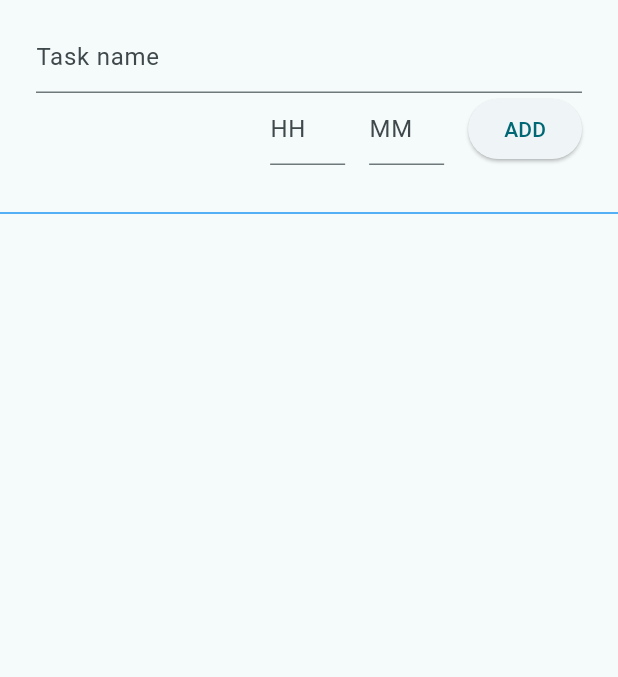
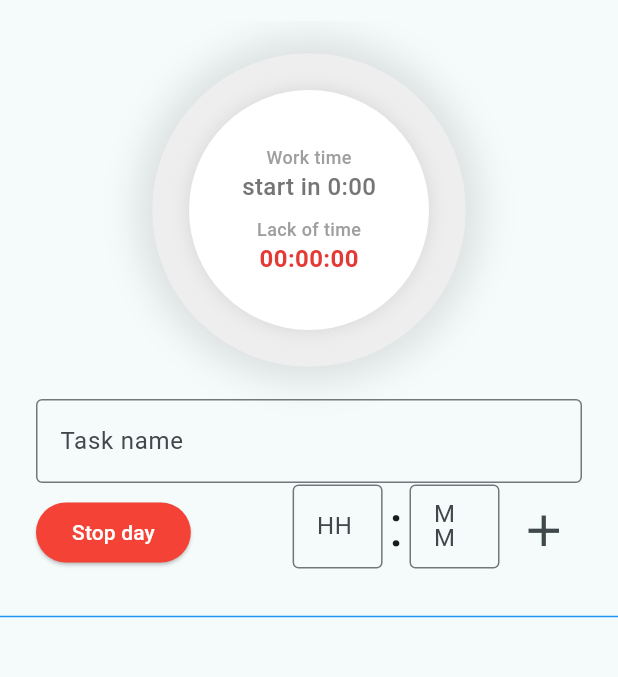
Before and after one commit to CrassAir/bbt_time_tracker, a Flutter app: the first screen one second after launch, on a phone screen of 412 x 824 dp, the part 63-740 px from its top. Run offline on Flutter 3.47's test engine with Material 3 defaults, Android fonts, the phone set to English and light mode, and no system bars; drawn by our look-alikes of flutter_form_builder; our stand-ins replace flutter_swipe_action_cell, form_builder_validators; missing offline and left inert: linkable.

Commit message:
feat: Add day progress view and global timer
Adds a circular progress view on the home screen to visualize the workday's progress. This includes tracked work time versus elapsed work time for the day.

A global timer service has been implemented to centralize timer ticks, removing the need for individual timers in each task item. This improves performance and synchronization.

Other changes include:
- Added the ability to swipe-to-delete tasks.
- Integrated CocoaPods for iOS and macOS to manage native dependencies.
- Introduced date and number formatting extensions for better display.
- Refactored the timer item UI and logic to work with the global timer and display more states (e.g., pause, over time).
- Implemented a "Stop day" button to clear all active timers.

```diff
--- a/lib/models/time_tracker.dart
+++ b/lib/models/time_tracker.dart
@@ -5,7 +5,7 @@ class TimerModel {
   DateTime? startDateTime;
   DateTime? endDateTime;
   Duration? timeFree;
-  Duration? creditDur;
+  Duration? timeOver;
   String? project;
   Uri? url;
 
--- /dev/null
+++ b/lib/pages/day_progress.dart
@@ -0,0 +1,194 @@
+import 'dart:math' as math;
+import 'package:bbt_time_tracker/models/time_tracker.dart';
+import 'package:bbt_time_tracker/utils/date_ext.dart';
+import 'package:bbt_time_tracker/utils/global_timer.dart';
+import 'package:bbt_time_tracker/utils/number.dart';
+import 'package:flutter/material.dart';
+
+class MultiLevelCircularProgress extends StatefulWidget {
+  final List<TimerModel> timers;
+  final int startWorkHour;
+
+  const MultiLevelCircularProgress({super.key, required this.timers, this.startWorkHour = 0});
+
+  @override
+  State<MultiLevelCircularProgress> createState() => _MultiLevelCircularProgressState();
+}
+
+class _MultiLevelCircularProgressState extends State<MultiLevelCircularProgress> with SingleTickerProviderStateMixin {
+  late AnimationController _controller;
+  late Animation<double> _animation;
+  final double _totalSeconds = 28000;
+  double _leftSeconds = 0;
+  double _spentSeconds = 0;
+  VoidCallback? listener;
+
+  @override
+  void initState() {
+    super.initState();
+    _controller = AnimationController(duration: const Duration(milliseconds: 1500), vsync: this);
+    _animation = Tween<double>(begin: 0, end: 1).animate(CurvedAnimation(parent: _controller, curve: Curves.easeInOut));
+    _controller.forward();
+    GlobalTimer().dayListener = dayListener;
+    listener = startTimer;
+    GlobalTimer().addListener(listener!);
+  }
+
+  void dayListener() {
+    if (listener == null || !GlobalTimer().isActiveListener(listener!)) {
+      var starWorkDay = DateTime.now().startOfDay!.add(Duration(hours: widget.startWorkHour));
+      if (DateTime.now().isAfter(starWorkDay)) {
+        listener = startTimer;
+        GlobalTimer().addListener(listener!);
+      }
+    }
+  }
+
+  void startTimer() {
+    var starWorkDay = DateTime.now().startOfDay!.add(Duration(hours: widget.startWorkHour));
+    if (DateTime.now().isAfter(starWorkDay)) {
+      _leftSeconds = DateTime.now().difference(starWorkDay).inSeconds.toDouble();
+    }
+    _spentSeconds = 0;
+    widget.timers.forEach((el) {
+      if (el.endDateTime != null) {
+        _spentSeconds += el.duration.inSeconds.toDouble() + (el.timeOver?.inSeconds ?? 0);
+      }
+    });
+    setState(() {});
+  }
+
+  @override
+  void dispose() {
+    _controller.dispose();
+    super.dispose();
+  }
+
+  double get _spentProgress => _spentSeconds / _totalSeconds;
+
+  double get _leftProgress => _leftSeconds / _totalSeconds;
+
+  @override
+  Widget build(BuildContext context) {
+    return AnimatedBuilder(
+      animation: _animation,
+      builder: (context, child) {
+        return Container(
+          width: 220,
+          height: 220,
+          margin: EdgeInsets.only(top: 16),
+          decoration: BoxDecoration(
+            shape: BoxShape.circle,
+            boxShadow: [BoxShadow(color: Colors.black.withOpacity(0.1), blurRadius: 20, spreadRadius: 5)],
+          ),
+          child: Stack(
+            alignment: Alignment.center,
+            children: [
+              CustomPaint(
+                painter: CustomPainterCircle(
+                  progress: 1.0,
+                  color: Colors.grey.shade200,
+                  strokeWidth: 25,
+                  angleOffset: 0,
+                ),
+              ),
+
+              CustomPaint(
+                painter: CustomPainterCircle(
+                  progress: (_leftProgress * _animation.value).clamp(0, 1),
+                  color: Colors.grey.shade400,
+                  strokeWidth: 25,
+                  angleOffset: 0,
+                ),
+              ),
+
+              CustomPaint(
+                painter: CustomPainterCircle(
+                  progress: (_spentProgress * _animation.value).clamp(0.0, 1.0),
+                  color: _spentSeconds > _leftSeconds ? Colors.green.shade400 : Colors.red.shade400,
+                  strokeWidth: 20,
+                  angleOffset: 0,
+                ),
+              ),
+
+              Container(
+                width: 160,
+                height: 160,
+                decoration: BoxDecoration(
+                  color: Colors.white,
+                  shape: BoxShape.circle,
+                  boxShadow: [BoxShadow(color: Colors.black.withOpacity(0.1), blurRadius: 10)],
+                ),
+                child: Column(
+                  mainAxisAlignment: MainAxisAlignment.center,
+                  children: [
+                    Text(
+                      'Work time',
+                      style: TextStyle(fontSize: 12, color: Colors.grey, fontWeight: FontWeight.w500),
+                    ),
+                    Text(
+                      _leftSeconds <= 0 ? 'start in ${widget.startWorkHour}:00' :_leftSeconds.toHoursMinutesSeconds,
+                      style: TextStyle(fontSize: 16, color: Colors.grey.shade600, fontWeight: FontWeight.w500),
+                    ),
+                    SizedBox(height: 8),
+                    Text(
+                      _spentSeconds > _leftSeconds ? 'Free time' : 'Lack of time',
+                      style: TextStyle(fontSize: 12, color: Colors.grey, fontWeight: FontWeight.w500),
+                    ),
+                    Text(
+                      (_spentSeconds - _leftSeconds).abs().toHoursMinutesSeconds,
+                      style: TextStyle(
+                        fontSize: 16,
+                        fontWeight: FontWeight.bold,
+                        color: _spentSeconds > _leftSeconds ? Colors.green.shade600 : Colors.red.shade600,
+                      ),
+                    ),
+                  ],
+                ),
+              ),
+            ],
+          ),
+        );
+      },
+    );
+  }
+}
+
+class CustomPainterCircle extends CustomPainter {
+  final double progress;
+  final Color color;
+  final double strokeWidth;
+  final double angleOffset;
+
+  CustomPainterCircle({
+    required this.progress,
+    required this.color,
+    required this.strokeWidth,
+    required this.angleOffset,
+  });
+
+  @override
+  void paint(Canvas canvas, Size size) {
+    final center = Offset(size.width / 2, size.height / 2);
+    final radius = 92.0;
+
+    final paint = Paint()
+      ..color = color
+      ..strokeWidth = strokeWidth
+      ..style = PaintingStyle.stroke
+      ..strokeCap = StrokeCap.round;
+
+    canvas.drawArc(
+      Rect.fromCircle(center: center, radius: radius),
+      math.pi / 180 * angleOffset,
+      math.pi / 180 * (360 * progress),
+      false,
+      paint,
+    );
+  }
+
+  @override
+  bool shouldRepaint(CustomPainterCircle oldDelegate) {
+    return oldDelegate.progress != progress || oldDelegate.color != color || oldDelegate.strokeWidth != strokeWidth;
+  }
+}
--- a/lib/pages/home.dart
+++ b/lib/pages/home.dart
@@ -1,11 +1,12 @@
 import 'package:bbt_time_tracker/models/time_tracker.dart';
+import 'package:bbt_time_tracker/pages/day_progress.dart';
 import 'package:bbt_time_tracker/pages/timer_item.dart';
+import 'package:bbt_time_tracker/utils/global_timer.dart';
 import 'package:flutter/material.dart';
 import 'package:flutter/services.dart';
 import 'package:flutter_form_builder/flutter_form_builder.dart';
+import 'package:flutter_swipe_action_cell/flutter_swipe_action_cell.dart';
 import 'package:form_builder_validators/form_builder_validators.dart';
-import 'package:linkable/linkable.dart';
-import 'package:url_launcher/url_launcher.dart';
 
 class HomePage extends StatefulWidget {
   const HomePage({super.key});
@@ -18,6 +19,12 @@ class _HomePageState extends State<HomePage> {
   final GlobalKey<FormBuilderState> formKey = GlobalKey<FormBuilderState>();
   List<TimerModel> timers = [];
 
+
+  void onRemove(index) {
+    timers.removeAt(index);
+    setState(() {});
+  }
+
   @override
   Widget build(BuildContext context) {
     return Scaffold(
@@ -27,6 +34,8 @@ class _HomePageState extends State<HomePage> {
         child: Column(
           crossAxisAlignment: CrossAxisAlignment.stretch,
           children: [
+            MultiLevelCircularProgress(timers: timers),
+            SizedBox(height: 16),
             Padding(
               padding: const EdgeInsets.symmetric(horizontal: 24),
               child: Column(
@@ -34,34 +43,52 @@ class _HomePageState extends State<HomePage> {
                 children: [
                   FormBuilderTextField(
                     name: 'name',
-                    decoration: InputDecoration(hintText: 'Task name'),
+                    minLines: 1,
+                    maxLines: 6,
+                    decoration: InputDecoration(label: Text('Task name'), border: OutlineInputBorder()),
                     validator: FormBuilderValidators.required(),
                   ),
                   Row(
-                    spacing: 16,
+                    mainAxisAlignment: MainAxisAlignment.spaceBetween,
+                    crossAxisAlignment: CrossAxisAlignment.end,
+                    children: [
+                      ElevatedButton(
+                        onPressed: () {
+                          GlobalTimer().removeAllListeners();
+                          setState(() {});
+                        },
+                        style: ElevatedButton.styleFrom(backgroundColor: Colors.red, foregroundColor: Colors.white),
+                        child: Text('Stop day'),
+                      ),
+                      Row(
+                        spacing: 4,
                         mainAxisAlignment: MainAxisAlignment.end,
+                        crossAxisAlignment: CrossAxisAlignment.end,
                         children: [
                           SizedBox(
-                        width: 50,
+                            width: 60,
                             child: FormBuilderTextField(
                               name: 'hours',
                               valueTransformer: (value) => int.tryParse(value ?? '0'),
                               inputFormatters: [FilteringTextInputFormatter.digitsOnly],
-                          decoration: InputDecoration(hintText: 'HH'),
+                              decoration: InputDecoration(label: Text('HH'), border: OutlineInputBorder()),
                               validator: FormBuilderValidators.numeric(checkNullOrEmpty: false),
                             ),
                           ),
+                          Text(':', style: TextStyle(fontSize: 40)),
                           SizedBox(
-                        width: 50,
+                            width: 60,
                             child: FormBuilderTextField(
                               name: 'minutes',
-                          decoration: InputDecoration(hintText: 'MM'),
+                              decoration: InputDecoration(label: Text('MM'), border: OutlineInputBorder()),
                               valueTransformer: (value) => int.tryParse(value ?? '0'),
                               inputFormatters: [FilteringTextInputFormatter.digitsOnly],
                               validator: FormBuilderValidators.numeric(checkNullOrEmpty: false),
                             ),
                           ),
-                      ElevatedButton(onPressed: onSubmit, child: Text('ADD')),
+                          IconButton(onPressed: onSubmit, icon: Icon(Icons.add), iconSize: 35),
+                        ],
+                      ),
                     ],
                   ),
                 ],
@@ -73,10 +100,24 @@ class _HomePageState extends State<HomePage> {
               child: ListView.separated(
                 itemCount: timers.length,
                 shrinkWrap: true,
-                separatorBuilder:(context, index) => Container(height: 1,width: double.maxFinite, color: Colors.black),
+                reverse: true,
+                separatorBuilder: (context, index) =>
+                    Container(height: 1, width: double.maxFinite, color: Colors.black),
                 itemBuilder: (context, index) {
                   var locTimer = timers[index];
-                  return TimerItem(timerModel: locTimer);
+                  return SwipeActionCell(
+                    key: ValueKey(locTimer.name),
+                    trailingActions: <SwipeAction>[
+                      SwipeAction(
+                        icon: Icon(Icons.delete, color: Colors.white),
+                        onTap: (CompletionHandler handler) async {
+                          onRemove(index);
+                        },
+                        color: Colors.red,
+                      ),
+                    ],
+                    child: TimerItem(timerModel: locTimer),
+                  );
                 },
               ),
             ),
@@ -93,9 +134,10 @@ class _HomePageState extends State<HomePage> {
       if (timers.any((el) => el.name == data['name'])) {
         return;
       }
+      var hours = data['hours'] == 0 && data['minutes'] == 0 ? 1 : data['hours'];
       var timer = TimerModel(
         name: data['name'],
-        duration: Duration(hours: data['hours'] == null && data['minutes'] == null ? 1 : data['hours'], minutes: data['minutes'] ?? 0),
+        duration: Duration(hours: hours, minutes: data['minutes'] ?? 0),
       );
       setState(() {
         timers.add(timer);
--- /dev/null
+++ b/lib/utils/date_ext.dart
@@ -0,0 +1,11 @@
+extension DateTimeEndOfDay on DateTime? {
+  DateTime? get endOfDay {
+    if (this == null) return null;
+    return DateTime(this!.year, this!.month, this!.day, 23, 59, 59);
+  }
+
+  DateTime? get startOfDay {
+    if (this == null) return null;
+    return DateTime(this!.year, this!.month, this!.day, 0, 0, 0);
+  }
+}
--- /dev/null
+++ b/lib/utils/global_timer.dart
@@ -0,0 +1,58 @@
+import 'dart:async';
+import 'dart:ui';
+
+class GlobalTimer {
+  static final GlobalTimer _instance = GlobalTimer._internal();
+
+  factory GlobalTimer() => _instance;
+
+  GlobalTimer._internal();
+
+  Timer? _timer;
+  int _seconds = 0;
+  final List<VoidCallback> _listeners = [];
+  VoidCallback? dayListener;
+
+  int get seconds => _seconds;
+
+  bool get isRunning => _timer != null;
+
+  void initialize() {
+    if (_timer != null) return;
+
+    _timer = Timer.periodic(const Duration(seconds: 1), (timer) {
+      _seconds++;
+      _notifyListeners();
+      dayListener?.call();
+    });
+  }
+
+  void addListener(VoidCallback listener) {
+    _listeners.add(listener);
+  }
+
+  void removeListener(VoidCallback listener) {
+    _listeners.remove(listener);
+  }
+
+  void removeAllListeners() {
+    _listeners.clear();
+  }
+
+  bool isActiveListener(VoidCallback listener) {
+    return _listeners.contains(listener);
+  }
+
+  void _notifyListeners() {
+    for (var listener in _listeners) {
+      listener();
+    }
+  }
+
+  // Остановка ТОЛЬКО при закрытии приложения
+  void dispose() {
+    _timer?.cancel();
+    _timer = null;
+    _listeners.clear();
+  }
+}
--- a/pubspec.yaml
+++ b/pubspec.yaml
@@ -16,6 +16,7 @@ dependencies:
   form_builder_validators: ^11.1.2
   url_launcher: ^6.3.2
   linkable: ^3.0.2
+  flutter_swipe_action_cell: ^3.1.6
 
 dev_dependencies:
   flutter_test:
```
Also changed, not shown: lib/main.dart (+12 -0 lines), lib/pages/timer_item.dart (+64 -41 lines), lib/utils/number.dart (+8 -1 lines), pubspec.lock, 9 other files. Lines whose indentation alone changed are shown as unchanged.
